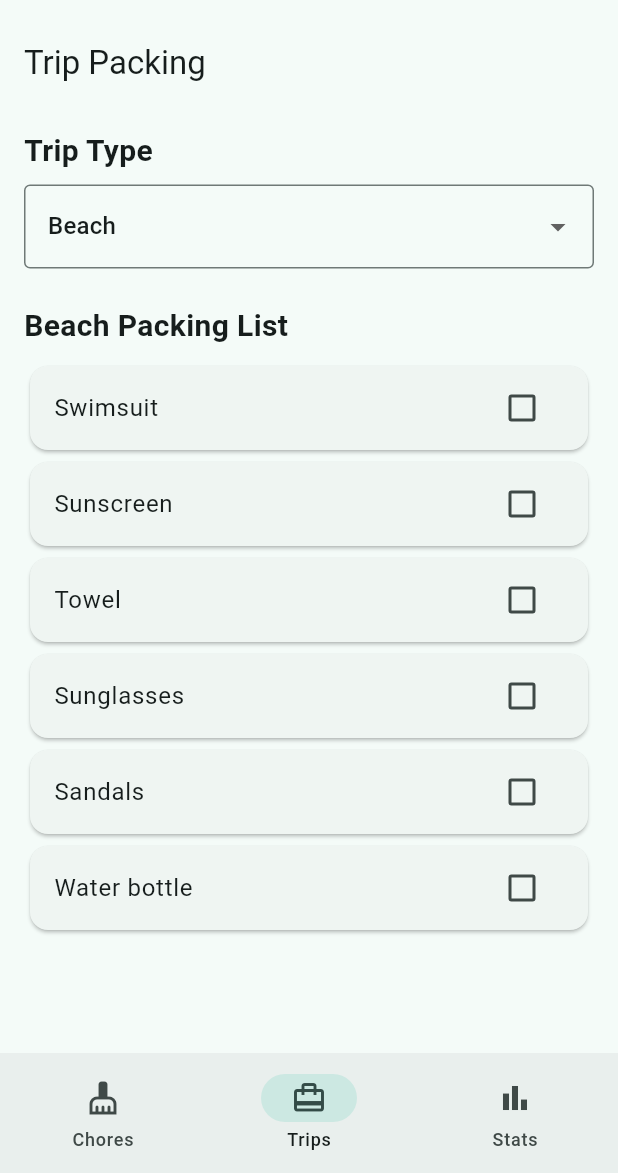
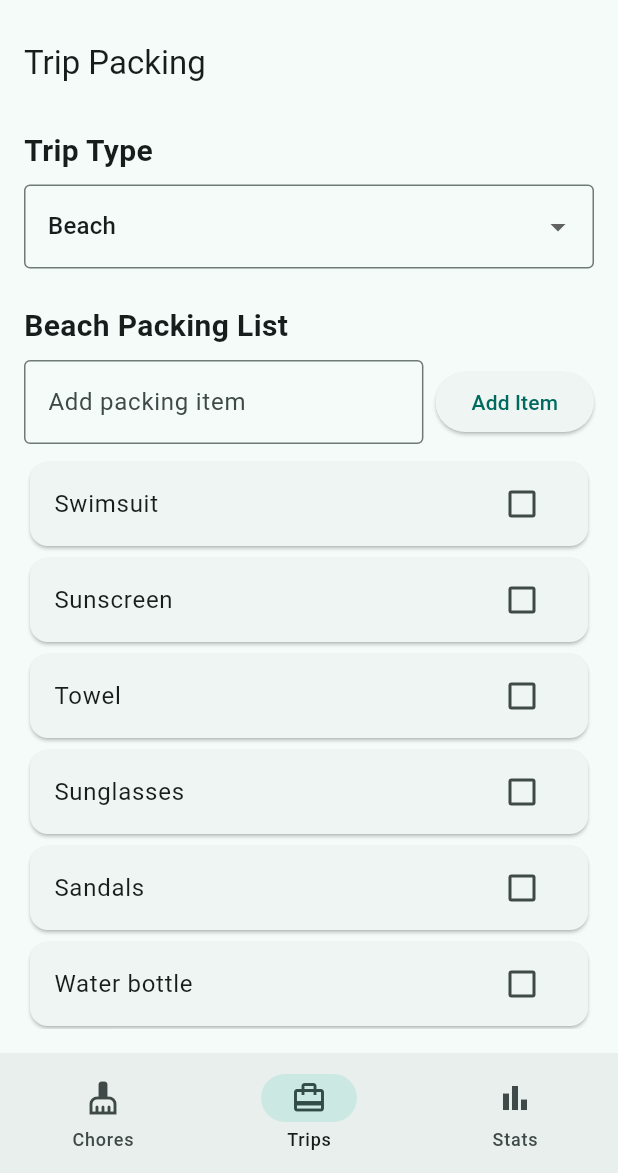
Before and after one commit to BrandonAvila76/ChoreTracker, a Flutter app: the screen it shows after launch, item 2 of the bottom bar chosen, on a phone screen of 412 x 824 dp, the part 63-1236 px from its top. Run offline on Flutter 3.47's test engine with Material 3 defaults, Android fonts, the phone set to English and light mode, and no system bars.

Commit message:
Allow users to add custom packing items

```diff
--- a/lib/main.dart
+++ b/lib/main.dart
@@ -399,6 +399,8 @@ class _ManageRoommatesScreenState extends State<ManageRoommatesScreen> {
 
   final Set<String> _checkedItems = {};
 
+  final TextEditingController _itemController = TextEditingController();
+
   final Map<String, List<String>> _tripChecklists = {
   'Beach': [
   'Swimsuit',
@@ -490,6 +492,37 @@ class _ManageRoommatesScreenState extends State<ManageRoommatesScreen> {
 
   const SizedBox(height: 8),
 
+    Row(
+      children: [
+        Expanded(
+          child: TextField(
+            controller: _itemController,
+            decoration: const InputDecoration(
+              labelText: 'Add packing item',
+              border: OutlineInputBorder(),
+            ),
+          ),
+        ),
+        const SizedBox(width: 8),
+        ElevatedButton(
+          onPressed: () {
+            final newItem = _itemController.text.trim();
+
+            if (newItem.isNotEmpty) {
+              setState(() {
+                _tripChecklists[_selectedTripType]!.add(newItem);
+                _itemController.clear();
+              });
+            }
+          },
+          child: const Text('Add Item'),
+        ),
+      ],
+    ),
+
+    const SizedBox(height: 8),
+
+
   Expanded(
   child: _currentChecklist.isEmpty
   ? const Center(
```
